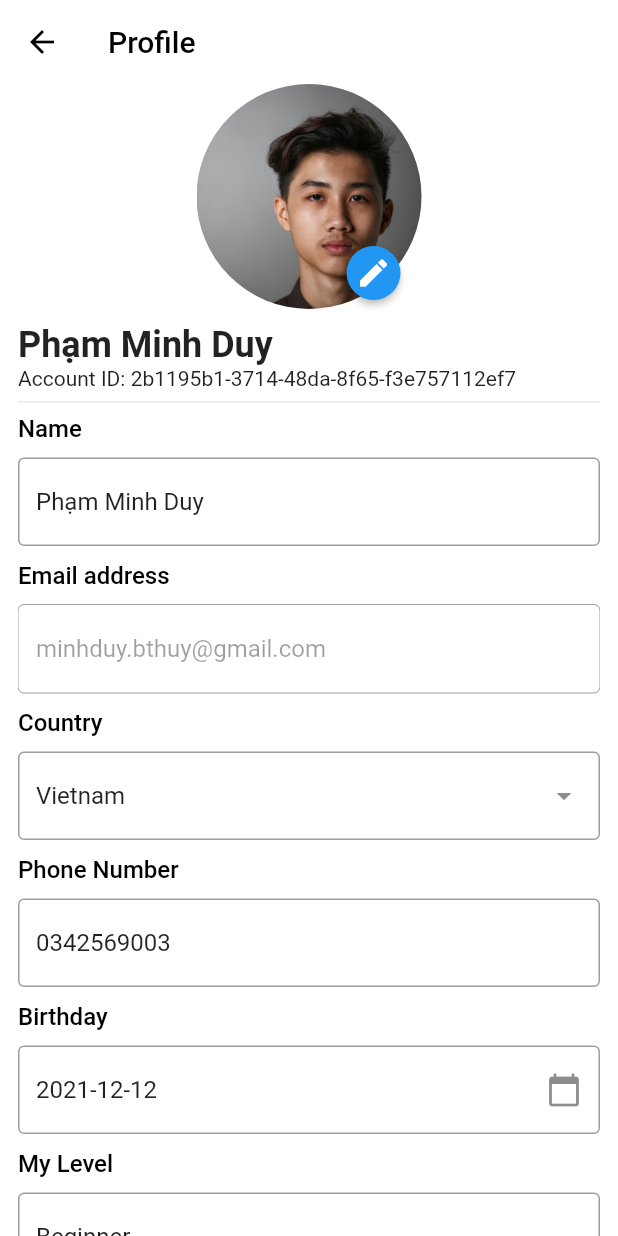
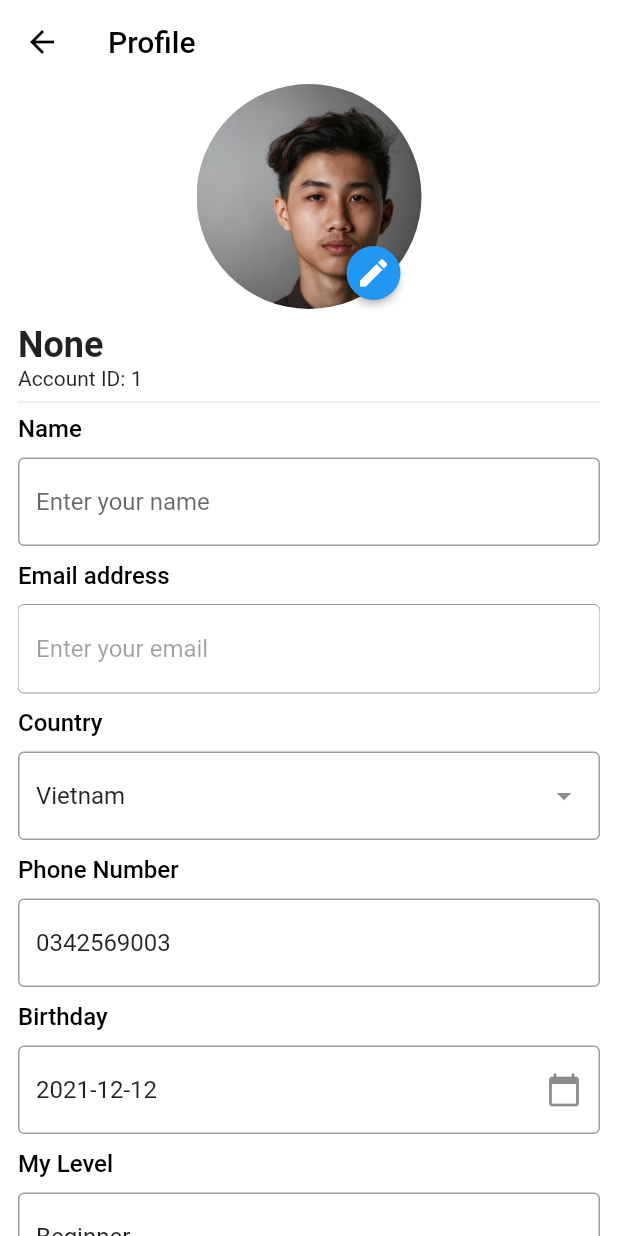
Before and after one commit to phamduygit/lettutor-app, a Flutter app: the MyTabBar screen opened directly, in the side drawer, after a tap on "Profile", on a phone screen of 412 x 824 dp. Run offline on Flutter 3.47's test engine with Material 2 defaults, Android fonts, the phone set to English and light mode, and no system bars; our stand-ins replace country_picker, flutter_countdown_timer, flutter_svg, image_picker, readmore, shared_preferences and 1 more; missing offline and left inert: language_picker; accounts and stored records are empty; network calls fail.

Commit message:
add provider for user

```diff
--- a/lib/main.dart
+++ b/lib/main.dart
@@ -21,7 +21,7 @@ class MyApp extends StatefulWidget {
 
 class _MyAppState extends State<MyApp> {
   final localApp = LocalApp();
-  User user = User(favorites: []);
+  User user = User(favorites: [], target: [], birthDay: DateTime.now());
   ListTeacher teachers = ListTeacher();
   initApp() async {
     SharedPreferences prefs = await SharedPreferences.getInstance();
--- a/lib/models/teacher.dart
+++ b/lib/models/teacher.dart
@@ -75,7 +75,7 @@ List<Teacher> listTeacher = [
     id: "3",
     name: "Nhi Lam",
     language: ["English"],
-    country: "ph",
+    country: "vn",
     specialties: [
       "Conversational",
       "English for kids",
--- a/lib/models/user.dart
+++ b/lib/models/user.dart
@@ -1,9 +1,15 @@
 import 'package:flutter/material.dart';
+import 'package:intl/intl.dart';
 class User extends ChangeNotifier{
   String id;
   String fullName;
   String avatar;
   String email;
+  String country;
+  String phone;
+  String level;
+  DateTime birthDay;
+  List<String> target;
   List<String> favorites;
 
   User({
@@ -11,6 +17,11 @@ class User extends ChangeNotifier{
     this.fullName = "",
     this.avatar = "https://images.unsplash.com/photo-1565604113656-e92be3ec1b15?ixlib=rb-1.2.1&ixid=MnwxMjA3fDB8MHxwaG90by1wYWdlfHx8fGVufDB8fHx8&auto=format&fit=crop&w=1170&q=80",
     this.email = "",
+    this.country = "Vietname",
+    this.phone = "",
+    this.level = "Beginer",
+    required this.birthDay,
+    required this.target,
     required this.favorites,
   });
   List<String> get favorite => favorites;
@@ -31,6 +42,11 @@ class User extends ChangeNotifier{
     avatar = newUser.avatar;
     email = newUser.email;
     favorites = newUser.favorites;
+    country = newUser.country;
+    phone = newUser.phone;
+    birthDay = newUser.birthDay;
+    target = newUser.target;
+    level = newUser.level;
     notifyListeners();
   }
   Map<String, dynamic> toMap() {
@@ -39,6 +55,12 @@ class User extends ChangeNotifier{
       'fullName': fullName,
       'avatar': avatar,
       'email': email,
+      'country': country,
+      'phone': phone,
+      'birthday': DateFormat('dd/MM/yyyy HH:mm:ss').format(birthDay),
+      'target': target.join(" "),
+      'level': level,
     };
+    //id, fullName, avatar, email, country, phone, birthday, target, level
   }
 }
--- a/lib/screens/detail_teacher/components/booking_detail_screen.dart
+++ b/lib/screens/detail_teacher/components/booking_detail_screen.dart
@@ -6,6 +6,7 @@ import 'package:lettutor_app/models/teacher.dart';
 import 'package:lettutor_app/models/user.dart';
 import 'package:lettutor_app/screens/detail_teacher/components/over_view_teacher.dart';
 import 'package:lettutor_app/service/provider/list_meeting.dart';
+import 'package:lettutor_app/service/sql_lite/meeting_dao.dart';
 import 'package:provider/provider.dart';
 import 'package:uuid/uuid.dart';
 
@@ -133,7 +134,7 @@ class BookingDetailScreen extends StatelessWidget {
                           ),
                         ],
                       ),
-                      onPressed: () {
+                      onPressed: () async {
                         Meeting newMeeting = Meeting(
                           id: const Uuid().v4(),
                           userID: context.read<User>().id,
@@ -143,6 +144,7 @@ class BookingDetailScreen extends StatelessWidget {
                           date: date,
                           status: 1,
                         );
+                        await MeetingDAO().insertMeeting(newMeeting);
                         Provider.of<ListMeeting>(context, listen: false)
                             .addNewMeeting(newMeeting);
                       },
--- a/lib/screens/my_tab_bar.dart
+++ b/lib/screens/my_tab_bar.dart
@@ -1,13 +1,15 @@
 import 'package:flutter/material.dart';
 import 'package:lettutor_app/constants/app_constants.dart';
+import 'package:lettutor_app/models/user.dart';
+import 'package:lettutor_app/service/provider/list_meeting.dart';
 import 'package:lettutor_app/service/provider/list_teacher.dart';
 import 'package:lettutor_app/service/provider/local_app_sp.dart';
-import 'package:lettutor_app/models/user.dart';
 import 'package:lettutor_app/screens/home/home_screen.dart';
 import 'package:lettutor_app/screens/messages/message_screen.dart';
 import 'package:lettutor_app/screens/setting/setting_screen.dart';
 import 'package:lettutor_app/screens/tutors/tutor_screen.dart';
 import 'package:lettutor_app/screens/up_comming/upcomming_screen.dart';
+import 'package:lettutor_app/service/sql_lite/meeting_dao.dart';
 import 'package:lettutor_app/service/sql_lite/user_dao.dart';
 import 'package:provider/provider.dart';
 
@@ -35,12 +37,15 @@ class _MyTabBarState extends State<MyTabBar> {
 
   @override
   Widget build(BuildContext context) {
-    UserDAO()
-        .getUser(context.watch<LocalApp>().getCurrentUserID)
-        .then((value) {
-      Provider.of<User>(context, listen: false).updateUser(value);
-      Provider.of<ListTeacher>(context, listen: false).setListTeacher(value.favorites);
+    UserDAO().getUserById(context.watch<LocalApp>().getCurrentUserID).then((value) {
+      Provider.of<ListTeacher>(context, listen: false)
+          .setListTeacher(value.favorites);
+          Provider.of<User>(context, listen:  false).updateUser(value);
     });
+    MeetingDAO()
+        .getListMeeting(context.watch<LocalApp>().getCurrentUserID)
+        .then((value) => Provider.of<ListMeeting>(context, listen: false)
+            .setListMeeting(value));
     return Scaffold(
       body: Center(
         child: _widgetOptions.elementAt(_selectedIndex),
--- a/lib/screens/profile/components/body.dart
+++ b/lib/screens/profile/components/body.dart
@@ -1,6 +1,8 @@
 import 'package:flutter/material.dart';
 import 'package:lettutor_app/constants/app_constants.dart';
+import 'package:lettutor_app/models/user.dart';
 import 'package:lettutor_app/screens/profile/components/edit_photo.dart';
+import 'package:provider/provider.dart';
 import 'birthday_text_form_field.dart';
 import 'country_text_form_field.dart';
 import 'courses_text_form_field.dart';
@@ -12,9 +14,10 @@ import 'update_button.dart';
 
 class Body extends StatelessWidget {
   const Body({Key? key}) : super(key: key);
-  // CountryCode countryCode;
+
   @override
   Widget build(BuildContext context) {
+    final user = context.watch<User>();
     return SafeArea(
       child: Padding(
         padding: const EdgeInsets.symmetric(horizontal: defaultPadding),
@@ -31,13 +34,13 @@ class Body extends StatelessWidget {
                 ],
               ),
               const SizedBox(height: 10),
-              const Text(
-                "Phạm Minh Duy",
-                style: TextStyle(fontSize: 24, fontWeight: FontWeight.bold),
+               Text(
+                user.fullName == "" ? "None" : user.fullName,
+                style: const TextStyle(fontSize: 24, fontWeight: FontWeight.bold),
               ),
-              const Text("Account ID: 2b1195b1-3714-48da-8f65-f3e757112ef7"),
+              Text("Account ID: ${user.id}"),
               const Divider(),
-              const NormalTextFormField(name: "Phạm Minh Duy", hintText: "Enter your name", title: "Name",),
+              NormalTextFormField(name: user.fullName, hintText: "Enter your name", title: "Name",),
               const SizedBox(height: 10),
               const EmailTextFormField(),
               const SizedBox(height: 10),
--- a/lib/screens/profile/components/email_text_form_field.dart
+++ b/lib/screens/profile/components/email_text_form_field.dart
@@ -1,4 +1,6 @@
 import 'package:flutter/material.dart';
+import 'package:lettutor_app/models/user.dart';
+import 'package:provider/provider.dart';
 
 class EmailTextFormField extends StatelessWidget {
   const EmailTextFormField({
@@ -31,7 +33,7 @@ class EmailTextFormField extends StatelessWidget {
             border: OutlineInputBorder(),
             hintText: "Enter your email",
           ),
-          initialValue: "minhduy.bthuy@gmail.com",
+          initialValue: context.read<User>().email,
           onSaved: (val) {},
         ),
       ],
--- a/lib/service/provider/list_meeting.dart
+++ b/lib/service/provider/list_meeting.dart
@@ -25,4 +25,9 @@ class ListMeeting extends ChangeNotifier {
     List<Meeting> upComming = _list.where((element) => element.date.isAfter(DateTime.now())).toList();
     return upComming;
   }
+  void updateOneMeeting(Meeting meeting) {
+    int index = _list.indexWhere((element) => element.id == meeting.id);
+    _list[index] = meeting;
+    notifyListeners();
+  }
 }
--- a/lib/service/sql_lite/favorite_dao.dart
+++ b/lib/service/sql_lite/favorite_dao.dart
@@ -58,6 +58,7 @@
     Database db = await open();
     final List<Map<String, dynamic>> maps =
         await db.query('favorites', where: 'userID = ?', whereArgs: [userID]);
+    db.close();
     return List.generate(maps.length, (index) {
       return maps[index]['teacherID'];
     });
--- /dev/null
+++ b/lib/service/sql_lite/meeting_dao.dart
@@ -0,0 +1,59 @@
+import 'package:intl/intl.dart';
+import 'package:lettutor_app/models/meeting.dart';
+import 'package:sqflite/sqflite.dart';
+import 'package:sqflite/sqlite_api.dart';
+import 'package:path/path.dart';
+
+class MeetingDAO {
+  final String databaseName = 'meetings.db';
+  Database? db;
+  Future<void> open() async {
+    db = await openDatabase(
+      join(await getDatabasesPath(), databaseName),
+      version: 1,
+      onCreate: (db, version) {
+        return db.execute(
+            'CREATE TABLE meetings(id TEXT PRIMARY KEY, userID TEXT, teacherID TEXT, avatar TEXT, name TEXT, date TEXT, status INTEGER)');
+      },
+    );
+  }
+
+  Future<void> close() async {
+    db!.close();
+  }
+
+  Future<void> insertMeeting(Meeting meeting) async {
+    await open();
+    await db!.insert(
+      'meetings',
+      meeting.toMap(),
+      conflictAlgorithm: ConflictAlgorithm.replace,
+    );
+    await close();
+  }
+
+  Future<void> deleteMeeting(Meeting meeting) async {
+    await open();
+    await db!.delete('meetings', where: 'id = ?', whereArgs: [meeting.id]);
+    await close();
+  }
+
+  Future<List<Meeting>> getListMeeting(String userID) async {
+    await open();
+    final List<Map<String, dynamic>> maps =
+        await db!.query('meetings', where: 'userID = ?', whereArgs: [userID]);
+    await close();
+    return List.generate(
+      maps.length,
+      (index) => Meeting(
+        id: maps[index]["id"],
+        userID: maps[index]["userID"],
+        teacherID: maps[index]["teacherID"],
+        avatar: maps[index]["avatar"],
+        name: maps[index]["name"],
+        date: DateFormat("dd/MM/yyyy HH:mm:ss").parse(maps[index]["date"]),
+        status: maps[index]["status"],
+      ),
+    );
+  }
+}
--- a/lib/service/sql_lite/user_dao.dart
+++ b/lib/service/sql_lite/user_dao.dart
@@ -1,3 +1,4 @@
+import 'package:intl/intl.dart';
 import 'package:lettutor_app/models/user.dart';
 import 'package:lettutor_app/service/sql_lite/favorite_dao.dart';
 import 'package:sqflite/sqflite.dart';
@@ -12,13 +13,13 @@ class UserDAO {
       version: 1,
       onCreate: (db, version) {
         return db.execute(
-          'CREATE TABLE users(id TEXT PRIMARY KEY, fullName TEXT, avatar TEXT, email TEXT)',
+          //id, fullName, avatar, email, country, phone, birthday, target, level
+          'CREATE TABLE users(id TEXT PRIMARY KEY, fullName TEXT, avatar TEXT, email TEXT, country TEXT, phone TEXT, birthday TEXT, target TEXT, level TEXT)',
         );
       },
     );
   }
 
-// 'CREATE TABLE users(id STRING PRIMARY KEY, avatar STRING, fullName STRING, email STRING)',
   Future<void> insert(User user) async {
     await open();
     final List<Map<String, dynamic>> maps =
@@ -40,13 +41,14 @@ class UserDAO {
     if (maps.isEmpty) {
       return true;
     }
+    await db!.close();
     return false;
   }
 
-  Future<User> getUser(String userID) async {
+  Future<User> getUserByEmail(String email) async {
     await open();
     final List<Map<String, dynamic>> maps =
-        await db!.query('users', where: 'id = ?', whereArgs: [userID]);
+        await db!.query('users', where: 'email = ?', whereArgs: [email]);
     List<String> favorites = [];
     if (maps.isNotEmpty) {
       favorites = await FavoriteDAO().listTeacherID(maps[0]["id"]);
@@ -58,6 +60,34 @@ class UserDAO {
       fullName: maps[0]["fullName"],
       email: maps[0]["email"],
       avatar: maps[0]["avatar"],
+      country: maps[0]["country"],
+      phone: maps[0]["phone"],
+      birthDay: DateFormat("dd/MM/yyyy HH:mm:ss").parse(maps[0]["birthday"]),
+      target: maps[0]["target"].split(" "),
+      level: maps[0]["level"],
+    );
+  }
+
+  Future<User> getUserById(String id) async {
+    await open();
+    final List<Map<String, dynamic>> maps =
+        await db!.query('users', where: 'id = ?', whereArgs: [id]);
+    List<String> favorites = [];
+    if (maps.isNotEmpty) {
+      favorites = await FavoriteDAO().listTeacherID(maps[0]["id"]);
+    }
+    await db!.close();
+    return User(
+      favorites: favorites,
+      id: maps[0]["id"],
+      fullName: maps[0]["fullName"],
+      email: maps[0]["email"],
+      avatar: maps[0]["avatar"],
+      country: maps[0]["country"],
+      phone: maps[0]["phone"],
+      birthDay: DateFormat("dd/MM/yyyy HH:mm:ss").parse(maps[0]["birthday"]),
+      target: maps[0]["target"].split(" "),
+      level: maps[0]["level"],
     );
   }
 }
```
Also changed, not shown: lib/models/meeting.dart (+13 -0 lines), lib/screens/Auth/Components/login_form_field.dart (+10 -4 lines), lib/screens/setting/booking_history.dart (added, +31 -0 lines), lib/screens/setting/components/booking_history_card.dart (added, +89 -0 lines), lib/screens/setting/setting_screen.dart (+9 -1 lines).
